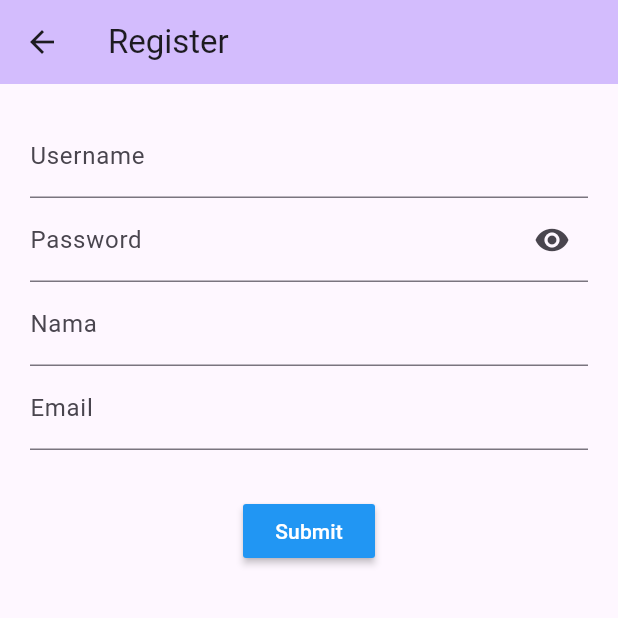
After one commit to imanudinsh/test_flutter, a Flutter app: the screen it shows after launch, after a tap on "Register", on a phone screen of 412 x 824 dp, the top half of it. The commit adds this screen. Run offline on Flutter 3.47's test engine with Material 3 defaults, Android fonts, the phone set to English and light mode, and no system bars; our stand-ins replace shared_preferences, sqflite; accounts and stored records are empty.

Commit message:
Add sqflite and shared preferences

```diff
--- /dev/null
+++ b/lib/data/app_db.dart
@@ -0,0 +1,29 @@
+import 'package:sqflite/sqflite.dart';
+import 'package:path/path.dart';
+
+class AppDb {
+
+  static final AppDb instance = AppDb._init();
+  static Database? _database;
+  AppDb._init();
+
+  Future<Database> get database async {
+    if (_database != null) {
+      return _database!;
+    } else {
+      _database = await _initDB('app.db');
+      return _database!;
+    }
+  }
+
+  Future<Database> _initDB(String filePath) async {
+    final dbPath = await getDatabasesPath();
+    final path = join(dbPath, filePath);
+    return await openDatabase(path, version: 1, onCreate: _createDB );
+  }
+
+
+  Future _createDB(Database db, int version) async {
+    await db.execute("CREATE TABLE user (  id INTEGER PRIMARY KEY AUTOINCREMENT,  username TEXT,  password TEXT ,  email TEXT ,  nama TEXT )");
+  }
+}
--- /dev/null
+++ b/lib/data/local_data_repository.dart
@@ -0,0 +1,38 @@
+
+
+import 'package:test_flutter/data/app_db.dart';
+import 'package:test_flutter/model/User.dart';
+
+class LocalDataRepository{
+  final AppDb db = AppDb.instance;
+
+
+  Future<int> insert(User data) async {
+    var appDb = await db.database;
+    final id = await appDb.insert("user", data.toJson());
+    return id;
+  }
+
+  Future<List<User>> getData() async {
+    var appDb = await db.database;
+    final result = await appDb.query("user");
+    return result.map((json) => User.fromJson(json)).toList();
+  }
+
+  Future<int> update(User data) async {
+    final appDb = await db.database;
+    final id = await appDb.update("user", data.toJson(),
+        where: "id = ?",
+        whereArgs: [data.id]);
+    return id;
+  }
+
+  Future<int> delete(int value) async {
+    final prpDb = await db.database;
+    final id = await prpDb.delete("user",
+        where: 'id = ?',
+        whereArgs: [value]);
+    return id;
+  }
+
+}
--- a/lib/main.dart
+++ b/lib/main.dart
@@ -1,14 +1,19 @@
 import 'package:flutter/material.dart';
-import 'package:test_flutter/detail_page.dart';
-import 'package:test_flutter/login_page.dart';
-import 'package:test_flutter/my_home_page.dart';
+import 'package:test_flutter/page/detail_page.dart';
+import 'package:test_flutter/page/learning_dart_page.dart';
+import 'package:test_flutter/page/login_page.dart';
+import 'package:test_flutter/page/my_home_page.dart';
+import 'package:shared_preferences/shared_preferences.dart';
+import 'package:test_flutter/page/register_page.dart';
 
 void main() {
-  runApp(const MyApp());
+  runApp(MyApp());
 }
 
 class MyApp extends StatelessWidget {
-  const MyApp({super.key});
+  MyApp({super.key});
+
+
 
   // This widget is the root of your application.
   @override
@@ -39,6 +44,8 @@ class MyApp extends StatelessWidget {
         "/": (context) => MyHomePage(title: 'Flutter Demo'),
         "/detail": (context) => DetailPage(),
         "/login": (context) => LoginPage(),
+        "/register": (context) => RegisterPage(),
+        "/dart": (context) => LearningDartPage(),
       },
     );
   }
--- /dev/null
+++ b/lib/model/User.dart
@@ -0,0 +1,40 @@
+
+import 'dart:convert';
+
+
+
+   User userFromJson(String str) => User.fromJson(json.decode(str));
+
+   String userToJson(User data) => json.encode(data.toJson());
+
+ class User {
+   int? id;
+   String username;
+   String password;
+   String nama;
+   String email;
+
+   User({
+      this.id,
+   required this.username,
+   required this.password,
+   required this.nama,
+   required this.email,
+   });
+
+   factory User.fromJson(Map<String, dynamic> json) => User(
+   id: json["id"],
+   username: json["username"],
+   password: json["password"],
+   nama: json["nama"],
+   email: json["email"],
+   );
+
+   Map<String, dynamic> toJson() => {
+   "id": id,
+   "username": username,
+   "password": password,
+   "nama": nama,
+   "email": email,
+   };
+}
--- a/lib/login_page.dart
+++ b/lib/page/login_page.dart
@@ -1,6 +1,7 @@
 
 import 'package:flutter/cupertino.dart';
 import 'package:flutter/material.dart';
+import 'package:shared_preferences/shared_preferences.dart';
 
 class LoginPage extends StatefulWidget {
   const LoginPage({super.key});
@@ -14,15 +15,23 @@ class _LoginPageState extends State<LoginPage> {
   TextEditingController usernameController = TextEditingController();
   TextEditingController passwordController = TextEditingController();
   var isObscure = true;
-  var items = ["Item 1", "Item 2", "Item 3", "Item 4"];
+  List<String> items = ["Item 1", "Item 2", "Item 3", "Item 4"];
   String? role;
+  late SharedPreferences prefs;
+
+  @override
+  void initState() {
+    initSharedPreferences();
+    super.initState();
+  }
 
   @override
   Widget build(BuildContext context) {
     return Scaffold(
         appBar: AppBar(
           backgroundColor: Theme.of(context).colorScheme.inversePrimary,
-          title: Text("Login"),
+          title: const Text("Login"),
+          leading: null,
         ),
         body: Padding(
           padding: EdgeInsets.all(20),
@@ -70,10 +79,15 @@ class _LoginPageState extends State<LoginPage> {
                 const SizedBox(height: 30,),
 
                 MaterialButton(
-                  onPressed: (){
+                  onPressed: () async {
+                    await prefs.setString('username', usernameController.text);
+
+                    prefs.clear();
+                    String? username = prefs.getString('username');
+
                     ScaffoldMessenger.of(context).showSnackBar(
                         SnackBar(
-                          content: Text("$role ${usernameController.text} ${passwordController.text}"),
+                          content: Text(" shared preferences $username"),
 
                         )
                     );
@@ -81,6 +95,17 @@ class _LoginPageState extends State<LoginPage> {
                   color: Colors.blue,
 
                   child: const Text("Login", style: TextStyle(color: Colors.white),),
+                ),
+
+                const SizedBox(
+                  height: 30
+                ),
+
+                InkWell(
+                  onTap: (){
+                    Navigator.pushNamed(context, "/register");
+                  },
+                  child: Text("Register"),
                 )
               ],
             ),
@@ -88,4 +113,9 @@ class _LoginPageState extends State<LoginPage> {
         )
     );
   }
+
+  initSharedPreferences() async{
+    prefs = await SharedPreferences.getInstance();
+
+  }
 }
--- a/lib/my_home_page.dart
+++ b/lib/page/my_home_page.dart
@@ -1,7 +1,7 @@
 
 import 'package:flutter/cupertino.dart';
 import 'package:flutter/material.dart';
-import 'package:test_flutter/detail_page.dart';
+import 'package:test_flutter/page/detail_page.dart';
 
 class MyHomePage extends StatefulWidget {
   const MyHomePage({super.key, required this.title});
--- /dev/null
+++ b/lib/page/register_page.dart
@@ -0,0 +1,158 @@
+
+import 'package:flutter/cupertino.dart';
+import 'package:flutter/material.dart';
+import 'package:shared_preferences/shared_preferences.dart';
+import 'package:test_flutter/data/local_data_repository.dart';
+import 'package:test_flutter/model/User.dart';
+
+class RegisterPage extends StatefulWidget {
+  const RegisterPage({super.key});
+
+
+  @override
+  State<RegisterPage> createState() => _RegisterPageState();
+}
+
+class _RegisterPageState extends State<RegisterPage> {
+  LocalDataRepository repository = LocalDataRepository();
+
+  TextEditingController usernameController = TextEditingController();
+  TextEditingController passwordController = TextEditingController();
+  TextEditingController emailController = TextEditingController();
+  TextEditingController nameController = TextEditingController();
+  List<User> dataUser = [];
+
+  var isObscure = true;
+
+  @override
+  void initState() {
+    super.initState();
+    getData();
+
+  }
+
+  @override
+  Widget build(BuildContext context) {
+    return Scaffold(
+        appBar: AppBar(
+          backgroundColor: Theme.of(context).colorScheme.inversePrimary,
+          title: Text("Register"),
+        ),
+        body: Padding(
+          padding: EdgeInsets.all(20),
+          child: Form(
+            child: Column(
+              children: [
+                TextFormField(
+                  controller: usernameController,
+                  decoration: const InputDecoration(
+                    label: Text("Username"),
+                  ),
+                ),
+                TextFormField(
+                  controller: passwordController,
+                  obscureText: isObscure,
+                  decoration: InputDecoration(
+                    label: Text("Password"),
+                    suffixIcon: IconButton(
+                        onPressed: (){
+                          setState(() {
+                            isObscure = !isObscure;
+                          });
+                        },
+                        icon: Icon(
+                            isObscure ? Icons.remove_red_eye_rounded: Icons.hide_source
+                        )
+                    )
+
+                  ),
+                ),
+
+                TextFormField(
+                  controller: nameController,
+                  decoration: const InputDecoration(
+                    label: Text("Nama"),
+                  ),
+                ),
+
+                TextFormField(
+                  controller: emailController,
+                  decoration: const InputDecoration(
+                    label: Text("Email"),
+                  ),
+                ),
+
+                const SizedBox(height: 30,),
+
+                MaterialButton(
+                  onPressed: () async {
+                    var username = usernameController.text;
+                    var password = passwordController.text;
+                    var email = emailController.text;
+                    var name = nameController.text;
+
+                    var user = User(
+                        username: username,
+                        password: password,
+                        nama: name,
+                        email: email
+                    );
+
+                    var save = await repository.insert(user);
+                    if(save  == 1) {
+                      getData();
+                      ScaffoldMessenger.of(context).showSnackBar(
+                          const SnackBar(
+                            content: Text(" Data berhasil disimpan"),
+
+                          )
+                      );
+                    }else{
+                      ScaffoldMessenger.of(context).showSnackBar(
+                          const SnackBar(
+                            content: Text(" Data gagal disimpan"),
+
+                          )
+                      );
+                    }
+
+
+                  },
+                  color: Colors.blue,
+
+                  child: const Text("Submit", style: TextStyle(color: Colors.white),),
+                ),
+
+                ListView(
+                  shrinkWrap: true,
+                  padding: const EdgeInsets.only(top: 30),
+                  children: dataUser.map(
+                      (item) => Row(
+                        children: [
+                          Expanded(child: Text(item.toJson().toString()),),
+                          MaterialButton(
+                            onPressed: () async {
+                              await repository.delete(item.id!);
+                              getData();
+                            },
+                            color: Colors.red,
+                            child: const Text("Hapus", style: TextStyle(color: Colors.white),),
+                          ),
+                        ],
+                      )
+                  ).toList()
+                )
+              ],
+            ),
+          ),
+        )
+    );
+  }
+
+  Future<void> getData() async {
+    var users = await repository.getData();
+    setState(() {
+      dataUser = users;
+    });
+  }
+}
--- a/pubspec.yaml
+++ b/pubspec.yaml
@@ -35,6 +35,8 @@ dependencies:
   # The following adds the Cupertino Icons font to your application.
   # Use with the CupertinoIcons class for iOS style icons.
   cupertino_icons: ^1.0.6
+  sqflite: ^2.3.2
+  shared_preferences: ^2.2.3
 
 dev_dependencies:
   flutter_test:
```
Also changed, not shown: lib/page/learning_dart_page.dart (added, +79 -0 lines), lib/page/detail_page.dart (renamed from lib/detail_page.dart), pubspec.lock, 5 other files.
